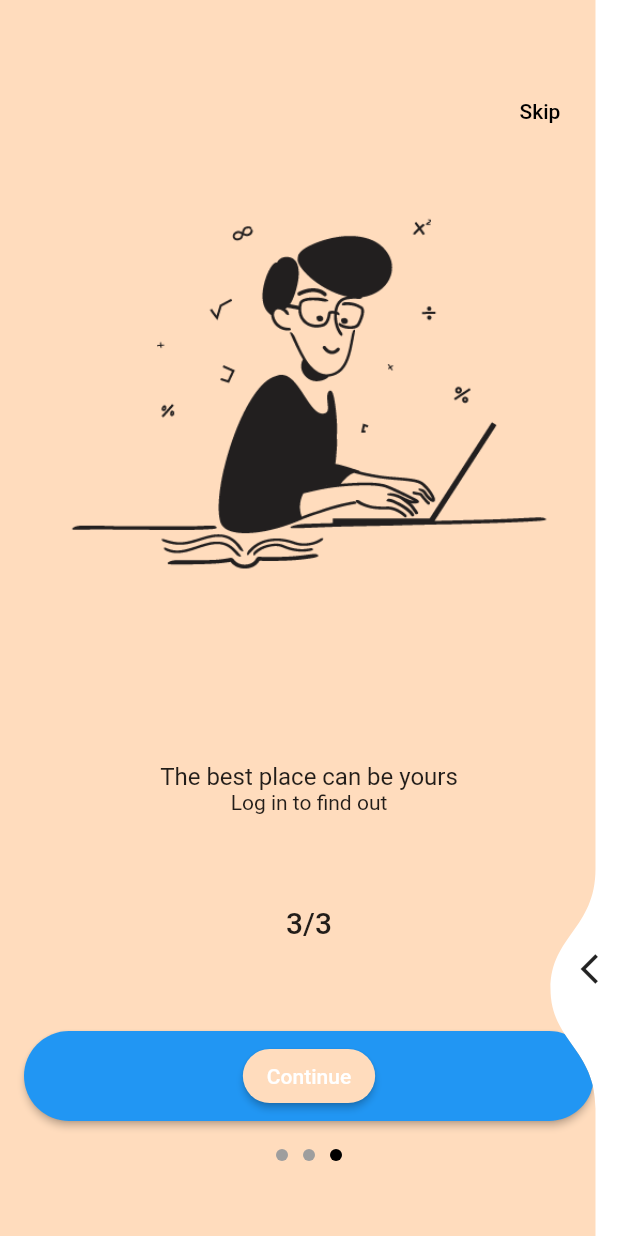
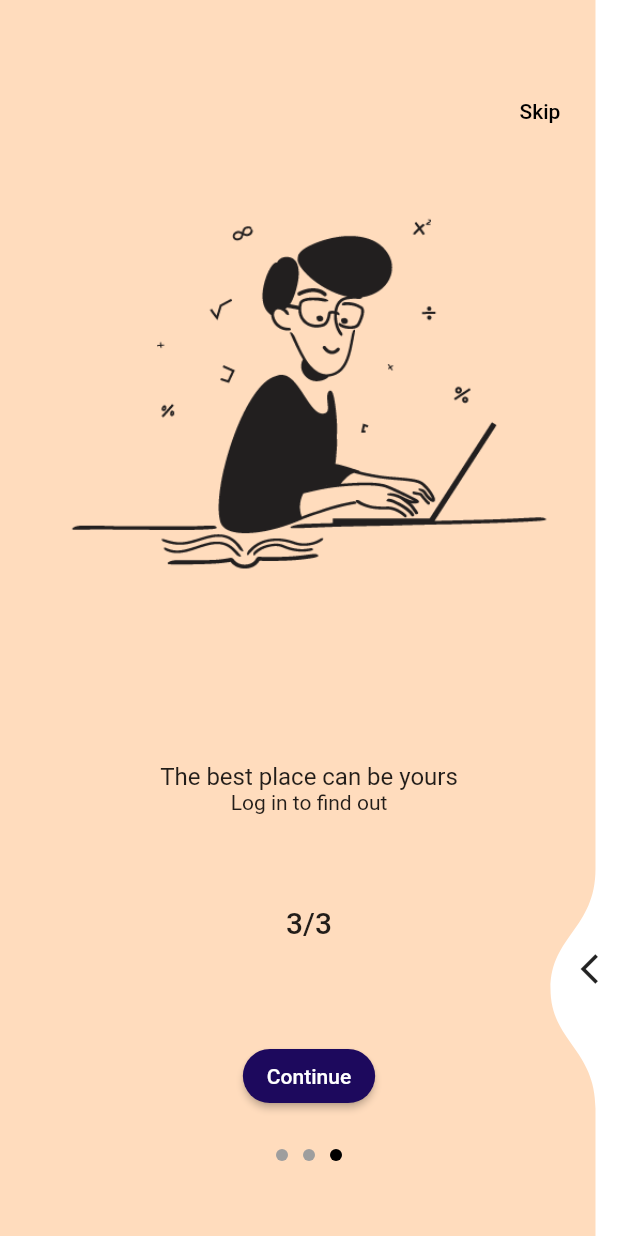
Before and after one commit to IT314-Group-34/IT314_project_34, a Flutter app: the screen it shows after launch, swiped to page 3, on a phone screen of 412 x 824 dp. Run offline on Flutter 3.47's test engine with Material 2 defaults, Android fonts, the phone set to English and light mode, and no system bars; drawn by our look-alikes of liquid_swipe; our stand-ins replace cloud_firestore, firebase_auth, firebase_core, flutter_signin_button, get, google_fonts and 5 more; accounts and stored records are empty.

Commit message:
Correct formatting of onboarding  continue button

```diff
--- a/where_should_you_live/lib/src/features/onboarding/common_widgets/onboarding_widget.dart
+++ b/where_should_you_live/lib/src/features/onboarding/common_widgets/onboarding_widget.dart
@@ -54,6 +54,8 @@ class OnBoardingPageWidget extends StatelessWidget {
       shape: RoundedRectangleBorder(
         borderRadius: BorderRadius.circular(30),
       ),
+      backgroundColor: Colors.transparent,
+      elevation: 0,
     ),
   ),
 ),
--- a/where_should_you_live/lib/src/features/onboarding/controllers/onboarding_controller.dart
+++ b/where_should_you_live/lib/src/features/onboarding/controllers/onboarding_controller.dart
@@ -42,11 +42,11 @@ class OnBoardingController extends GetxController {
     bgColor: tOnBoardingPage3Color,
   ),
   button: MaterialButton(
-    color: tOnBoardingPage3Color,
+    color: Color.fromRGBO(29, 9, 93, 1.0),
     shape: RoundedRectangleBorder(
       borderRadius: BorderRadius.circular(28),
     ),
-    child: Text("Continue", style: TextStyle(color: Colors.white)),
+    child: Text("Continue", style: TextStyle(color: Color.fromARGB(255, 255, 255, 255))),
     onPressed: () => Get.to(() => SignUpPage()),
   ),
 ),
```
Lines whose indentation alone changed are shown as unchanged.
